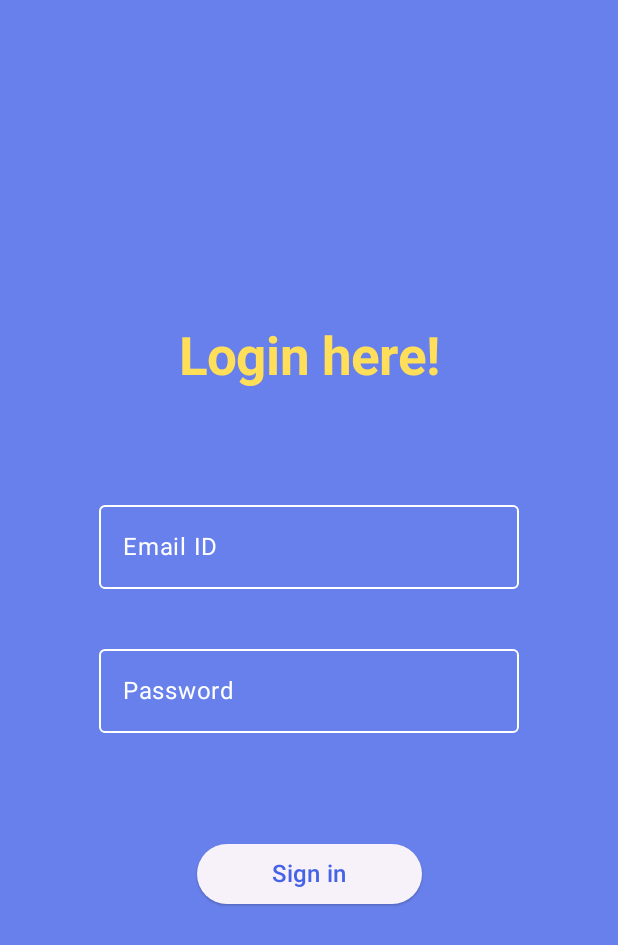
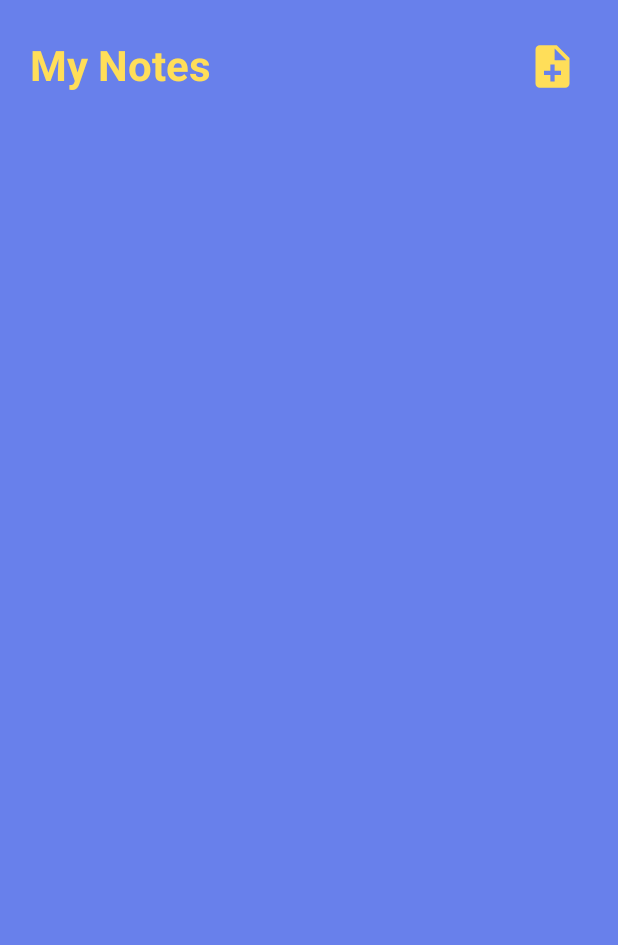
Before and after one commit to saikiran1224/My_Notes_Educative, an Android app built with Jetpack Compose: the screen it shows after launch (MainActivity), after a tap on "Sign in", on a phone screen of 412 x 824 dp. Shown: the top 945 px of the screen. Run offline under Robolectric (Android 15) with nearby library versions, the phone set to English and light mode, and no system bars.

Commit message:
Completed Home Screen UI and initialized Room Database

```diff
--- a/app/src/main/java/com/kirandroid/mynotes/navigation/Navgraph.kt
+++ b/app/src/main/java/com/kirandroid/mynotes/navigation/Navgraph.kt
@@ -5,7 +5,9 @@ import androidx.compose.runtime.Composable
 import androidx.navigation.NavHostController
 import androidx.navigation.compose.NavHost
 import androidx.navigation.compose.composable
+import com.kirandroid.mynotes.screens.HomeScreen
 import com.kirandroid.mynotes.screens.LoginScreen
+import com.kirandroid.mynotes.screens.ManageNotesScreen
 import com.kirandroid.mynotes.screens.SplashScreen
 
 @Composable
@@ -24,11 +26,11 @@ fun SetupNavGraph(navController: NavHostController) {
         }
 
         composable(route = Screen.Home.route) {
-          // HomeScreen(navController = navController)
+          HomeScreen(navController = navController)
         }
 
-        composable(route = Screen.ViewNotes.route) {
-           // ViewNotesScreen(navController = navController)
+        composable(route = Screen.ManageNotes.route) {
+           ManageNotesScreen(navController = navController)
         }
 
     }
--- a/app/src/main/java/com/kirandroid/mynotes/navigation/Screen.kt
+++ b/app/src/main/java/com/kirandroid/mynotes/navigation/Screen.kt
@@ -10,6 +10,6 @@ sealed class Screen(val route: String) // add `route` as parameter
     object Splash: Screen("splash_screen")
     object Login: Screen("login_screen")
     object Home: Screen("home_screen")
-    object ViewNotes: Screen("view_notes_screen")
+    object ManageNotes: Screen("manage_notes_screen")
 
 }
--- /dev/null
+++ b/app/src/main/java/com/kirandroid/mynotes/screens/HomeScreen.kt
@@ -0,0 +1,102 @@
+package com.kirandroid.mynotes.screens
+
+import androidx.compose.foundation.background
+import androidx.compose.foundation.layout.Arrangement
+import androidx.compose.foundation.layout.Box
+import androidx.compose.foundation.layout.Column
+import androidx.compose.foundation.layout.Row
+import androidx.compose.foundation.layout.fillMaxSize
+import androidx.compose.foundation.layout.fillMaxWidth
+import androidx.compose.foundation.layout.padding
+import androidx.compose.foundation.layout.size
+import androidx.compose.foundation.shape.CircleShape
+import androidx.compose.material.ExperimentalMaterialApi
+import androidx.compose.material.MaterialTheme.colors
+import androidx.compose.material.ModalBottomSheetLayout
+import androidx.compose.material.ModalBottomSheetValue
+import androidx.compose.material.rememberModalBottomSheetState
+import androidx.compose.material3.Button
+import androidx.compose.material3.ExperimentalMaterial3Api
+import androidx.compose.material3.Icon
+import androidx.compose.material3.IconButton
+import androidx.compose.material3.ModalBottomSheet
+import androidx.compose.material3.OutlinedTextField
+import androidx.compose.material3.Text
+import androidx.compose.material3.TextFieldColors
+import androidx.compose.material3.TextFieldDefaults
+import androidx.compose.runtime.Composable
+import androidx.compose.runtime.getValue
+import androidx.compose.runtime.mutableStateOf
+import androidx.compose.runtime.remember
+import androidx.compose.runtime.rememberCoroutineScope
+import androidx.compose.runtime.setValue
+import androidx.compose.ui.Alignment
+import androidx.compose.ui.Modifier
+import androidx.compose.ui.graphics.Color
+import androidx.compose.ui.modifier.modifierLocalConsumer
+import androidx.compose.ui.res.painterResource
+import androidx.compose.ui.text.font.FontVariation.weight
+import androidx.compose.ui.text.font.FontWeight
+import androidx.compose.ui.text.style.TextAlign
+import androidx.compose.ui.unit.dp
+import androidx.compose.ui.unit.sp
+import androidx.navigation.NavController
+import com.kirandroid.mynotes.R
+import com.kirandroid.mynotes.ui.theme.lightBlue
+import com.kirandroid.mynotes.ui.theme.lightYellow
+import kotlinx.coroutines.launch
+
+@OptIn(ExperimentalMaterial3Api::class)
+@Composable
+fun HomeScreen(navController: NavController) {
+
+    Box(modifier = Modifier
+        .fillMaxSize()
+        .background(lightBlue)){
+
+        // displaying Column
+        Column(modifier = Modifier.padding(20.dp)) {
+
+            // creating to row to display icon for create notes
+            Row(modifier = Modifier.fillMaxWidth(), verticalAlignment = Alignment.CenterVertically) {
+
+                  // displaying My Notes text
+                  Text(text = "My Notes",
+                      textAlign = TextAlign.Start,
+                      color = lightYellow,
+                      fontSize = 28.sp,
+                      fontWeight = FontWeight.Bold,
+                      modifier = Modifier.weight(1.8f))
+
+                  // making the Icon clickable
+                  IconButton(onClick = {
+                      // navigate user to create notes
+                      navController.navigate("manage_notes_screen")
+                  }) {
+                      // displaying Icon inside IconButton
+                      Icon(painter = painterResource(id = R.drawable.baseline_note_add_24),
+                          contentDescription = "Create notes",
+                          tint = lightYellow,
+                          modifier = Modifier
+                              .size(34.dp)
+                              .weight(0.2f),
+                      )
+                  } // end of Icon Button
+
+              } // end of Row()
+
+
+            // Displaying HomeBody() by passing NotesList to it
+            HomeBody()
+
+        }
+
+    }
+
+}
+
+
+@Composable
+fun HomeBody() {
+
+}
--- a/app/src/main/java/com/kirandroid/mynotes/screens/LoginScreen.kt
+++ b/app/src/main/java/com/kirandroid/mynotes/screens/LoginScreen.kt
@@ -1,8 +1,10 @@
 package com.kirandroid.mynotes.screens
 
+import android.graphics.drawable.shapes.OvalShape
 import androidx.compose.foundation.Image
 import androidx.compose.foundation.background
 import androidx.compose.foundation.layout.*
+import androidx.compose.foundation.shape.CircleShape
 import androidx.compose.foundation.shape.RoundedCornerShape
 import androidx.compose.foundation.text.KeyboardOptions
 import androidx.compose.material3.*
@@ -38,20 +40,24 @@ fun LoginScreen(navController: NavController) {
         var textEmailID by remember { mutableStateOf("") }
         var textPassword by remember { mutableStateOf("") }
 
-        // declaring colors field for OutlinedTextfield
-        val outlinedTextFieldColors: TextFieldColors = TextFieldDefaults.outlinedTextFieldColors(
+        // declaring colors field for OutlinedTextField
+        val outlinedTextFieldColors: TextFieldColors = TextFieldDefaults.colors(
 
-            unfocusedBorderColor = Color.White,
+            unfocusedIndicatorColor = Color.White,
             unfocusedLabelColor = Color.White,
+            unfocusedContainerColor = lightBlue,
 
-            focusedBorderColor = lightYellow,
+            focusedIndicatorColor = lightYellow,
             focusedLabelColor = lightYellow,
+            focusedContainerColor = lightBlue,
 
-            textColor = Color.White,
+            focusedTextColor = lightYellow,
+            unfocusedTextColor = Color.White,
+
             cursorColor = lightYellow,
         )
 
-        Column(modifier = Modifier.padding(20.dp), horizontalAlignment = Alignment.CenterHorizontally) {
+        Column(modifier = Modifier.padding(10.dp), horizontalAlignment = Alignment.CenterHorizontally) {
 
                 // Displaying Login here text
                 Text(text = "Login here!",
@@ -65,7 +71,8 @@ fun LoginScreen(navController: NavController) {
                     modifier = Modifier.padding(top = 70.dp, bottom = 16.dp),
                     onValueChange = { textEmailID = it },
                     label = { Text("Email ID") },
-                    colors = outlinedTextFieldColors
+                    colors = outlinedTextFieldColors,
+                    shape = RoundedCornerShape(15.dp)
                 )
 
                 // Password - OutlinedTextField
@@ -76,12 +83,13 @@ fun LoginScreen(navController: NavController) {
                     visualTransformation = PasswordVisualTransformation(),
                     keyboardOptions = KeyboardOptions(keyboardType = KeyboardType.Password),
                     label = { Text("Password") },
-                    colors = outlinedTextFieldColors
+                    colors = outlinedTextFieldColors,
+                    shape = RoundedCornerShape(15.dp)
                 )
 
-                // Button
-                ElevatedButton(onClick = { /*TODO*/ }, modifier = Modifier.width(150.dp)) {
-                    Text(text = "Sign in", fontSize = 16.sp, color = darkBlue)
+                // Sign-in Button
+                ElevatedButton(onClick = { navController.navigate("home_screen") }, modifier = Modifier.width(150.dp)) {
+                    Text(text = "Sign in", fontSize = 15.sp, color = darkBlue)
                 }
 
 
--- /dev/null
+++ b/app/src/main/res/drawable/baseline_note_add_24.xml
@@ -0,0 +1,5 @@
+<vector android:autoMirrored="true" android:height="24dp"
+    android:tint="#000000" android:viewportHeight="24"
+    android:viewportWidth="24" android:width="24dp" xmlns:android="http://schemas.android.com/apk/res/android">
+    <path android:fillColor="@android:color/white" android:pathData="M14,2L6,2c-1.1,0 -1.99,0.9 -1.99,2L4,20c0,1.1 0.89,2 1.99,2L18,22c1.1,0 2,-0.9 2,-2L20,8l-6,-6zM16,16h-3v3h-2v-3L8,16v-2h3v-3h2v3h3v2zM13,9L13,3.5L18.5,9L13,9z"/>
+</vector>
```
Also changed, not shown: app/build.gradle (+7 -2 lines), app/src/main/java/com/kirandroid/mynotes/data/Note.kt (added, +20 -0 lines), app/src/main/java/com/kirandroid/mynotes/data/NoteDao.kt (added, +26 -0 lines), app/src/main/java/com/kirandroid/mynotes/data/NotesDatabase.kt (added, +35 -0 lines), app/src/main/java/com/kirandroid/mynotes/data/NotesRepository.kt (added, +16 -0 lines), app/src/main/java/com/kirandroid/mynotes/screens/ManageNotesScreen.kt (added, +105 -0 lines).
